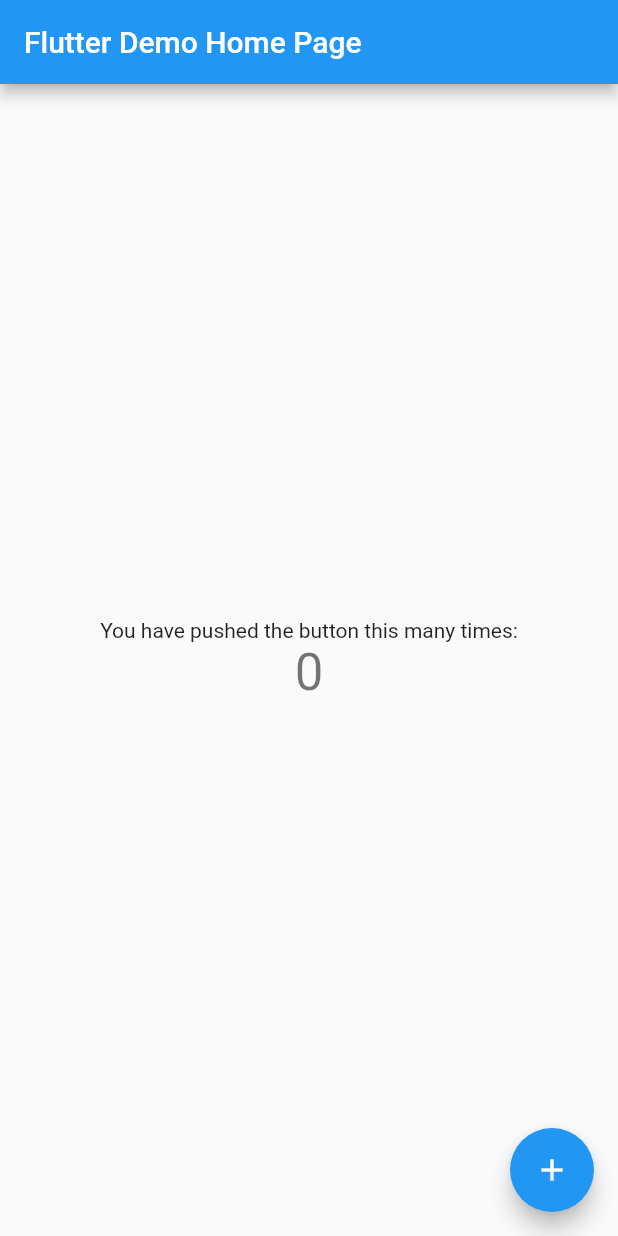
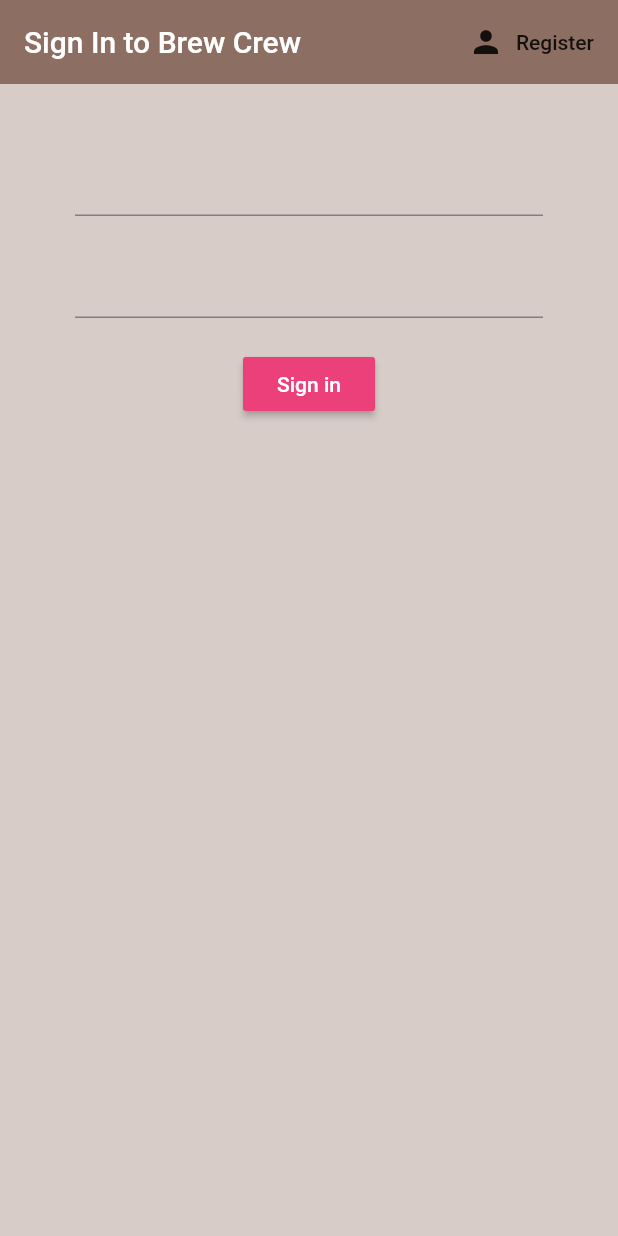
Before and after one commit to kandeepan97/brew_crew, a Flutter app: the screen it shows after launch, on a phone screen of 412 x 824 dp. Run offline on Flutter 3.47's test engine with Material 2 defaults, Android fonts, the phone set to English and light mode, and no system bars; our stand-ins replace firebase_auth; accounts and stored records are empty.

Commit message:
Register done

```diff
--- a/lib/main.dart
+++ b/lib/main.dart
@@ -1,4 +1,8 @@
+import 'package:brew_crew/models/user.dart';
+import 'package:brew_crew/screens/wrapper.dart';
 import 'package:flutter/material.dart';
+import 'package:provider/provider.dart';
+import 'package:brew_crew/services/auth.dart';
 
 void main() {
   runApp(MyApp());
@@ -8,110 +12,11 @@ class MyApp extends StatelessWidget {
   // This widget is the root of your application.
   @override
   Widget build(BuildContext context) {
-    return MaterialApp(
-      title: 'Flutter Demo',
-      theme: ThemeData(
-        // This is the theme of your application.
-        //
-        // Try running your application with "flutter run". You'll see the
-        // application has a blue toolbar. Then, without quitting the app, try
-        // changing the primarySwatch below to Colors.green and then invoke
-        // "hot reload" (press "r" in the console where you ran "flutter run",
-        // or simply save your changes to "hot reload" in a Flutter IDE).
-        // Notice that the counter didn't reset back to zero; the application
-        // is not restarted.
-        primarySwatch: Colors.blue,
-        // This makes the visual density adapt to the platform that you run
-        // the app on. For desktop platforms, the controls will be smaller and
-        // closer together (more dense) than on mobile platforms.
-        visualDensity: VisualDensity.adaptivePlatformDensity,
+    return StreamProvider<User>.value(
+      value: AuthService().user,
+          child: MaterialApp(
+        home: Wrapper(),
       ),
-      home: MyHomePage(title: 'Flutter Demo Home Page'),
     );
   }
 }
-
-class MyHomePage extends StatefulWidget {
-  MyHomePage({Key key, this.title}) : super(key: key);
-
-  // This widget is the home page of your application. It is stateful, meaning
-  // that it has a State object (defined below) that contains fields that affect
-  // how it looks.
-
-  // This class is the configuration for the state. It holds the values (in this
-  // case the title) provided by the parent (in this case the App widget) and
-  // used by the build method of the State. Fields in a Widget subclass are
-  // always marked "final".
-
-  final String title;
-
-  @override
-  _MyHomePageState createState() => _MyHomePageState();
-}
-
-class _MyHomePageState extends State<MyHomePage> {
-  int _counter = 0;
-
-  void _incrementCounter() {
-    setState(() {
-      // This call to setState tells the Flutter framework that something has
-      // changed in this State, which causes it to rerun the build method below
-      // so that the display can reflect the updated values. If we changed
-      // _counter without calling setState(), then the build method would not be
-      // called again, and so nothing would appear to happen.
-      _counter++;
-    });
-  }
-
-  @override
-  Widget build(BuildContext context) {
-    // This method is rerun every time setState is called, for instance as done
-    // by the _incrementCounter method above.
-    //
-    // The Flutter framework has been optimized to make rerunning build methods
-    // fast, so that you can just rebuild anything that needs updating rather
-    // than having to individually change instances of widgets.
-    return Scaffold(
-      appBar: AppBar(
-        // Here we take the value from the MyHomePage object that was created by
-        // the App.build method, and use it to set our appbar title.
-        title: Text(widget.title),
-      ),
-      body: Center(
-        // Center is a layout widget. It takes a single child and positions it
-        // in the middle of the parent.
-        child: Column(
-          // Column is also a layout widget. It takes a list of children and
-          // arranges them vertically. By default, it sizes itself to fit its
-          // children horizontally, and tries to be as tall as its parent.
-          //
-          // Invoke "debug painting" (press "p" in the console, choose the
-          // "Toggle Debug Paint" action from the Flutter Inspector in Android
-          // Studio, or the "Toggle Debug Paint" command in Visual Studio Code)
-          // to see the wireframe for each widget.
-          //
-          // Column has various properties to control how it sizes itself and
-          // how it positions its children. Here we use mainAxisAlignment to
-          // center the children vertically; the main axis here is the vertical
-          // axis because Columns are vertical (the cross axis would be
-          // horizontal).
-          mainAxisAlignment: MainAxisAlignment.center,
-          children: <Widget>[
-            Text(
-              'You have pushed the button this many times:',
-            ),
-            Text(
-              '$_counter',
-              style: Theme.of(context).textTheme.headline4,
-            ),
-          ],
-        ),
-      ),
-      floatingActionButton: FloatingActionButton(
-        onPressed: _incrementCounter,
-        tooltip: 'Increment',
-        child: Icon(Icons.add),
-      ), // This trailing comma makes auto-formatting nicer for build methods.
-    );
-  }
-}
--- /dev/null
+++ b/lib/models/user.dart
@@ -0,0 +1,5 @@
+class User {
+  final String uid;
+
+  User({this.uid});
+}
--- /dev/null
+++ b/lib/screens/authenticate/authenticate.dart
@@ -0,0 +1,26 @@
+import 'package:brew_crew/screens/authenticate/register.dart';
+import 'package:brew_crew/screens/authenticate/sign_in.dart';
+import 'package:flutter/material.dart';
+
+class Authenticate extends StatefulWidget {
+  @override
+  _AuthenticateState createState() => _AuthenticateState();
+}
+
+class _AuthenticateState extends State<Authenticate> {
+
+
+  bool showSignIn = true;
+  void toggleView(){
+    setState(() => showSignIn = !showSignIn);
+  }
+
+  @override
+  Widget build(BuildContext context) {
+   if (showSignIn) {
+     return SignIn(toggleView: toggleView);
+   }else {
+     return Register(toggleView: toggleView);
+   }
+  }
+}
--- /dev/null
+++ b/lib/screens/authenticate/sign_in.dart
@@ -0,0 +1,64 @@
+import 'package:brew_crew/services/auth.dart';
+import 'package:flutter/material.dart';
+
+class SignIn extends StatefulWidget {
+
+  final Function toggleView;
+SignIn({this.toggleView});
+
+  @override
+  _SignInState createState() => _SignInState();
+}
+
+class _SignInState extends State<SignIn> {
+  final AuthService _auth = AuthService();
+
+  String email = '';
+  String password = '';
+
+  @override
+  Widget build(BuildContext context) {
+    return Scaffold(
+      backgroundColor: Colors.brown[100],
+      appBar: AppBar(
+        backgroundColor: Colors.brown[400],
+        elevation: 0.0,
+        title: Text('Sign In to Brew Crew'),
+        actions: <Widget>[
+          FlatButton.icon(
+              onPressed: () {
+                 widget.toggleView();
+              },
+              icon: Icon(Icons.person),
+              label: Text('Register'))
+        ],
+      ),
+      body: Container(
+          padding: EdgeInsets.symmetric(vertical: 20.0, horizontal: 50.0),
+          child: Form(
+            child: Column(
+              children: <Widget>[
+                SizedBox(height: 20.0),
+                TextFormField(onChanged: (val) {
+                  setState(() => email = val);
+                }),
+                SizedBox(height: 20.0),
+                TextFormField(
+                    obscureText: true,
+                    onChanged: (val) {
+                      setState(() => password = val);
+                    }),
+                SizedBox(height: 20.0),
+                RaisedButton(
+                    color: Colors.pink[400],
+                    child: Text(
+                      'Sign in',
+                      style: TextStyle(color: Colors.white),
+                    ),
+                    onPressed: () async {})
+              ],
+            ),
+          )),
+    );
+  }
+}
--- /dev/null
+++ b/lib/screens/wrapper.dart
@@ -0,0 +1,23 @@
+import 'package:brew_crew/models/user.dart';
+import 'package:brew_crew/screens/authenticate/authenticate.dart';
+import 'package:brew_crew/screens/home/home.dart';
+import 'package:flutter/material.dart';
+import 'package:provider/provider.dart';
+
+
+class Wrapper extends StatelessWidget {
+  @override
+  Widget build(BuildContext context) {
+
+    final user = Provider.of<User>(context);
+    print(user);
+
+    // return home or authenticate widget
+    if(user == null ){
+return Authenticate();
+    }else{
+      return Home();
+    }
+
+  }
+}
--- a/pubspec.yaml
+++ b/pubspec.yaml
@@ -28,6 +28,10 @@ dependencies:
   # The following adds the Cupertino Icons font to your application.
   # Use with the CupertinoIcons class for iOS style icons.
   cupertino_icons: ^1.0.0
+  firebase_auth: ^0.14.0+5
+  cloud_firestore: ^0.12.9+4
+
+  provider: ^3.1.0
 
 dev_dependencies:
   flutter_test:
```
Also changed, not shown: lib/screens/authenticate/register.dart (added, +86 -0 lines), lib/screens/home/home.dart (added, +27 -0 lines), lib/services/auth.dart (added, +56 -0 lines), pubspec.lock, 4 other files.
